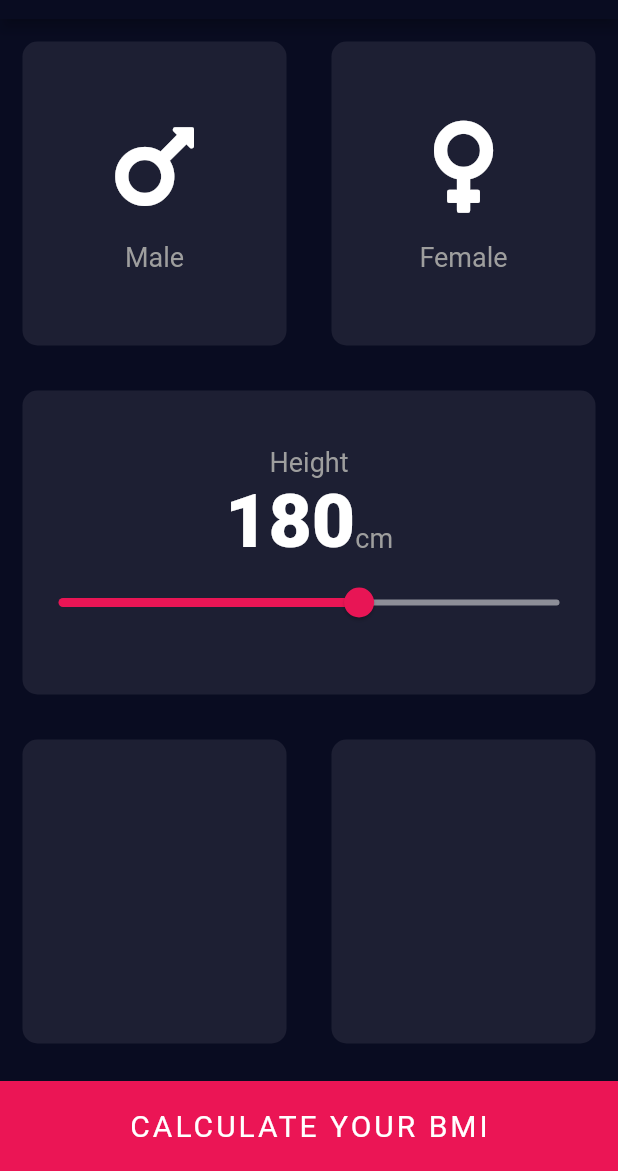
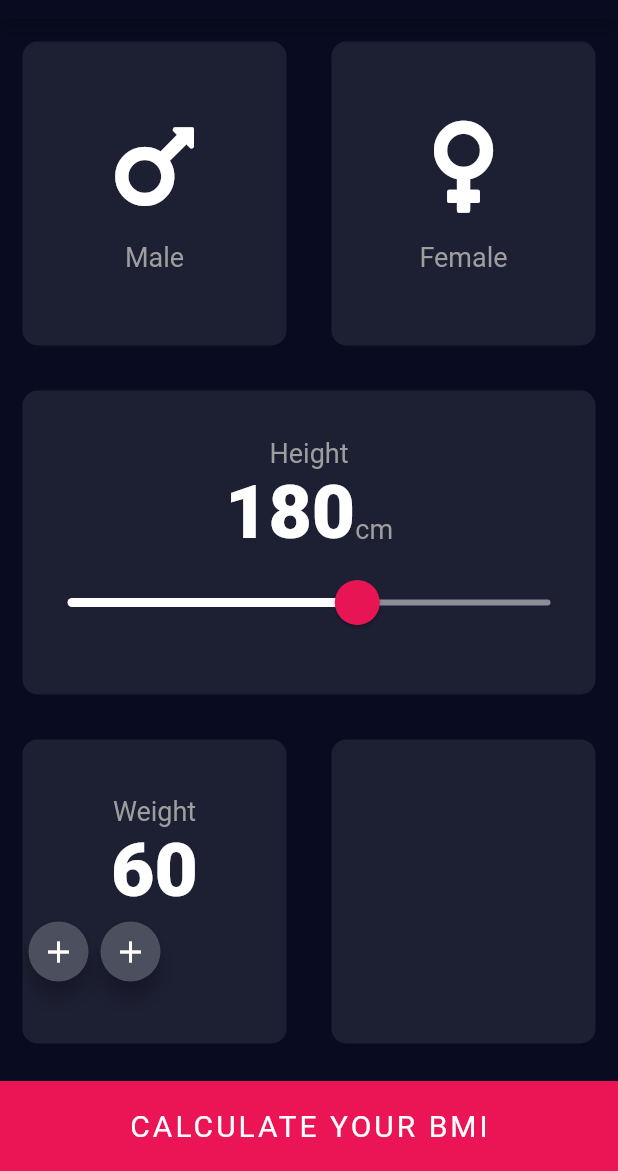
Before and after one commit to MominKhattar/BMI_Calculator, a Flutter app: the screen it shows after launch, on a phone screen of 412 x 824 dp, the part 65-1236 px from its top. Run offline on Flutter 3.47's test engine with Material 2 defaults, Android fonts, the phone set to English and light mode, and no system bars; our stand-ins replace font_awesome_flutter.

Commit message:
created floating action button

```diff
--- a/lib/screens/InputPage.dart
+++ b/lib/screens/InputPage.dart
@@ -4,16 +4,18 @@ import 'package:bmi_calculator/Models/reuseable_card.dart';
 import 'package:flutter/material.dart';
 import 'package:font_awesome_flutter/font_awesome_flutter.dart';
 
+enum Gender { male, female }
 
-enum Gender { male, female }
 
 class InputPage extends StatefulWidget {
   @override
   _InputPageState createState() => _InputPageState();
 }
+
 class _InputPageState extends State<InputPage> {
   Gender? selectedGender;
   int height = 180;
+  int weight = 60;
 
   @override
   Widget build(BuildContext context) {
@@ -24,7 +26,6 @@ class _InputPageState extends State<InputPage> {
         ),
         body: Column(
           crossAxisAlignment: CrossAxisAlignment.stretch,
-
           children: [
             Expanded(
               child: Row(
@@ -65,33 +66,51 @@ class _InputPageState extends State<InputPage> {
               ),
             ),
             Expanded(
-              child: ReuseableCard(colour: kInactiveCardColor,
-                childCard: Column( mainAxisAlignment: MainAxisAlignment.center,
+              child: ReuseableCard(
+                colour: kInactiveCardColor,
+                childCard: Column(
+                  mainAxisAlignment: MainAxisAlignment.center,
                   children: [
-                    Text("Height", style : kLabelTextStyle,),
+                    Text(
+                      "Height",
+                      style: kLabelTextStyle,
+                    ),
                     Row(
                       mainAxisAlignment: MainAxisAlignment.center,
                       crossAxisAlignment: CrossAxisAlignment.baseline,
                       textBaseline: TextBaseline.alphabetic,
                       children: [
-                       Text(height.toString(),
-                         style: kNumberTestStyle,),
-                       Text("cm", style: kLabelTextStyle,)
+                        Text(
+                          height.toString(),
+                          style: kNumberTestStyle,
+                        ),
+                        Text(
+                          "cm",
+                          style: kLabelTextStyle,
+                        )
                       ],
                     ),
-
-                    Slider(value: height.toDouble(),
-                        max: 220, min: 120,
-                        activeColor: Color(0xFFE81555),
+                    SliderTheme(
+                      data: SliderTheme.of(context).copyWith(
+                        activeTrackColor: Colors.white,
+                        thumbColor: Color(0xFFE81555),
+                        thumbShape:
+                            RoundSliderThumbShape(enabledThumbRadius: 15),
+                        overlayShape:
+                            RoundSliderOverlayShape(overlayRadius: 30),
+                      ),
+                      child: Slider(
+                        value: height.toDouble(),
+                        max: 220,
+                        min: 120,
                         inactiveColor: Color(0xFF8D8E98),
-                        onChanged: ( double newValue ){
+                        onChanged: (double newValue) {
                           setState(() {
                             height = newValue.round();
                           });
                         },
                       ),
-
-
+                    ),
                   ],
                 ),
               ),
@@ -99,7 +118,47 @@ class _InputPageState extends State<InputPage> {
             Expanded(
               child: Row(
                 children: [
-                  Expanded(child: ReuseableCard(colour: kInactiveCardColor)),
+                  Expanded(
+                    child: ReuseableCard(
+                      colour: kInactiveCardColor,
+                      childCard: Column(
+                        mainAxisAlignment: MainAxisAlignment.center,
+                        children: [
+                          Text(
+                            "Weight",
+                            style: kLabelTextStyle,
+                          ),
+                          Text(
+                            weight.toString(),
+                            style: kNumberTestStyle,
+                          ),
+                          Row(
+                            children: [
+                              FloatingActionButton(
+                                mini: true,
+                                onPressed: null,
+                                backgroundColor: Color(0xFF4C4F5E),
+                                child: Icon(
+                                  Icons.add,
+                                  color: Colors.white,
+                                ),
+                              ),
+                              FloatingActionButton(
+                                mini: true,
+                                onPressed: null,
+                                backgroundColor: Color(0xFF4C4F5E),
+                                child: Icon(
+                                  Icons.add,
+                                  color: Colors.white,
+                                ),
+                              )
+                            ],
+                          )
+
+                        ],
+                      ),
+                    ),
+                  ),
                   Expanded(
                     child: ReuseableCard(
                       colour: kInactiveCardColor,
```
Also changed, not shown: lib/Models/constants.dart (line endings or trailing spaces). Lines whose indentation alone changed are shown as unchanged.
